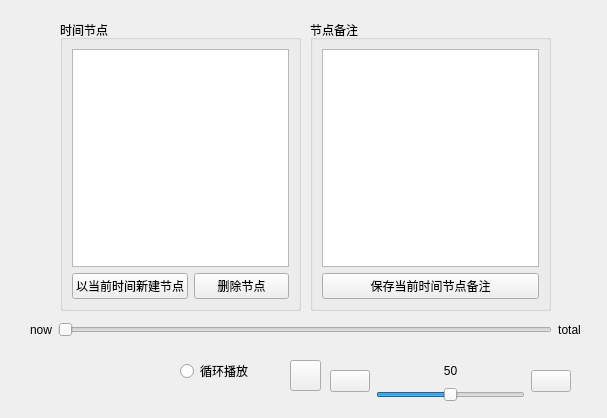
Above: widget_audioplayer.ui from Ruby-Dream/studysoftware before the change. Below: the same form after it.
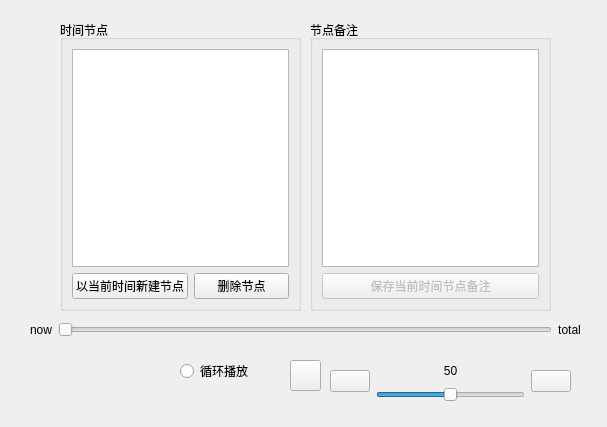
That is the form after the change. Icons and pictures are not drawn.

What changed in the file:
```diff
--- a/widget_audioplayer.ui
+++ b/widget_audioplayer.ui
@@ -7,7 +7,7 @@
     <x>0</x>
     <y>0</y>
     <width>607</width>
-    <height>418</height>
+    <height>427</height>
    </rect>
   </property>
   <property name="windowTitle">
@@ -125,6 +125,9 @@
     </item>
     <item>
      <widget class="QPushButton" name="bt_save">
+      <property name="enabled">
+       <bool>false</bool>
+      </property>
       <property name="text">
        <string>保存当前时间节点备注</string>
       </property>
```
Left out of the diff: 9 changed lines with no effect on the pictures.
